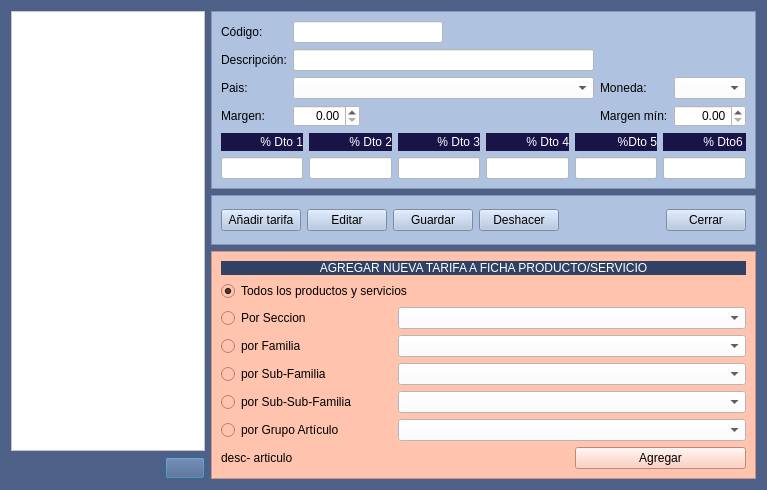
arcnexus/RedFoX, file Almacen/frmtipostarifa.ui: the form before one commit.
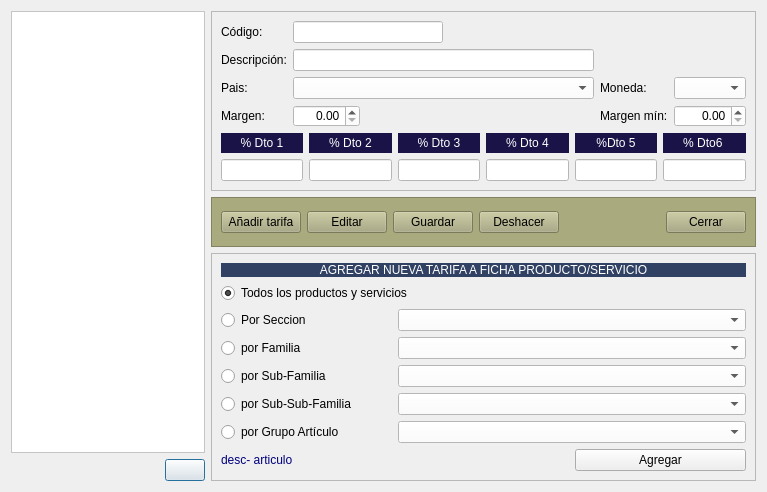
The form after the commit. Icons and pictures are not drawn.

Patch:
```diff
--- a/Almacen/frmtipostarifa.ui
+++ b/Almacen/frmtipostarifa.ui
@@ -7,25 +7,19 @@
     <x>0</x>
     <y>0</y>
     <width>767</width>
-    <height>490</height>
+    <height>492</height>
    </rect>
   </property>
   <property name="windowTitle">
    <string>Tipos de Tarifa</string>
   </property>
   <property name="windowIcon">
-   <iconset>
-    <normaloff>:/Icons/PNG/Maya.png</normaloff>:/Icons/PNG/Maya.png</iconset>
-  </property>
-  <property name="styleSheet">
-   <string notr="true">background: #4c6088</string>
+   <iconset resource="../maya.qrc">
+    <normaloff>:/Icons/PNG/NeuX.png</normaloff>:/Icons/PNG/NeuX.png</iconset>
   </property>
   <layout class="QGridLayout" name="gridLayout_5">
    <item row="0" column="4">
     <widget class="QFrame" name="frame">
-     <property name="styleSheet">
-      <string notr="true">background-color: rgb(175,195,225);</string>
-     </property>
      <property name="frameShape">
       <enum>QFrame::StyledPanel</enum>
      </property>
@@ -159,7 +153,7 @@
            <string>% Dto 1</string>
           </property>
           <property name="alignment">
-           <set>Qt::AlignRight|Qt::AlignTrailing|Qt::AlignVCenter</set>
+           <set>Qt::AlignCenter</set>
           </property>
          </widget>
         </item>
@@ -173,7 +167,7 @@
            <string>% Dto 2</string>
           </property>
           <property name="alignment">
-           <set>Qt::AlignRight|Qt::AlignTrailing|Qt::AlignVCenter</set>
+           <set>Qt::AlignCenter</set>
           </property>
          </widget>
         </item>
@@ -187,7 +181,7 @@
            <string>% Dto 3</string>
           </property>
           <property name="alignment">
-           <set>Qt::AlignRight|Qt::AlignTrailing|Qt::AlignVCenter</set>
+           <set>Qt::AlignCenter</set>
           </property>
          </widget>
         </item>
@@ -201,7 +195,7 @@
            <string>% Dto 4</string>
           </property>
           <property name="alignment">
-           <set>Qt::AlignRight|Qt::AlignTrailing|Qt::AlignVCenter</set>
+           <set>Qt::AlignCenter</set>
           </property>
          </widget>
         </item>
@@ -215,7 +209,7 @@
            <string>%Dto 5</string>
           </property>
           <property name="alignment">
-           <set>Qt::AlignRight|Qt::AlignTrailing|Qt::AlignVCenter</set>
+           <set>Qt::AlignCenter</set>
           </property>
          </widget>
         </item>
@@ -229,7 +223,7 @@
            <string>% Dto6 </string>
           </property>
           <property name="alignment">
-           <set>Qt::AlignRight|Qt::AlignTrailing|Qt::AlignVCenter</set>
+           <set>Qt::AlignCenter</set>
           </property>
          </widget>
         </item>
@@ -329,7 +323,7 @@
       </size>
      </property>
      <property name="styleSheet">
-      <string notr="true">background-color: rgb(175,195,225);</string>
+      <string notr="true">background-color: rgb(170, 170, 127);</string>
      </property>
      <property name="frameShape">
       <enum>QFrame::StyledPanel</enum>
@@ -441,9 +435,6 @@
    </item>
    <item row="2" column="4" rowspan="2">
     <widget class="QFrame" name="frame_4">
-     <property name="styleSheet">
-      <string notr="true">background-color: rgb(255, 195, 174);</string>
-     </property>
      <property name="frameShape">
       <enum>QFrame::StyledPanel</enum>
      </property>
@@ -560,6 +551,9 @@
       </item>
       <item row="7" column="0" colspan="2">
        <widget class="QLabel" name="lblDescArt">
+        <property name="styleSheet">
+         <string notr="true">color: rgb(0, 0, 127);</string>
+        </property>
         <property name="text">
          <string>desc- articulo</string>
         </property>
```
